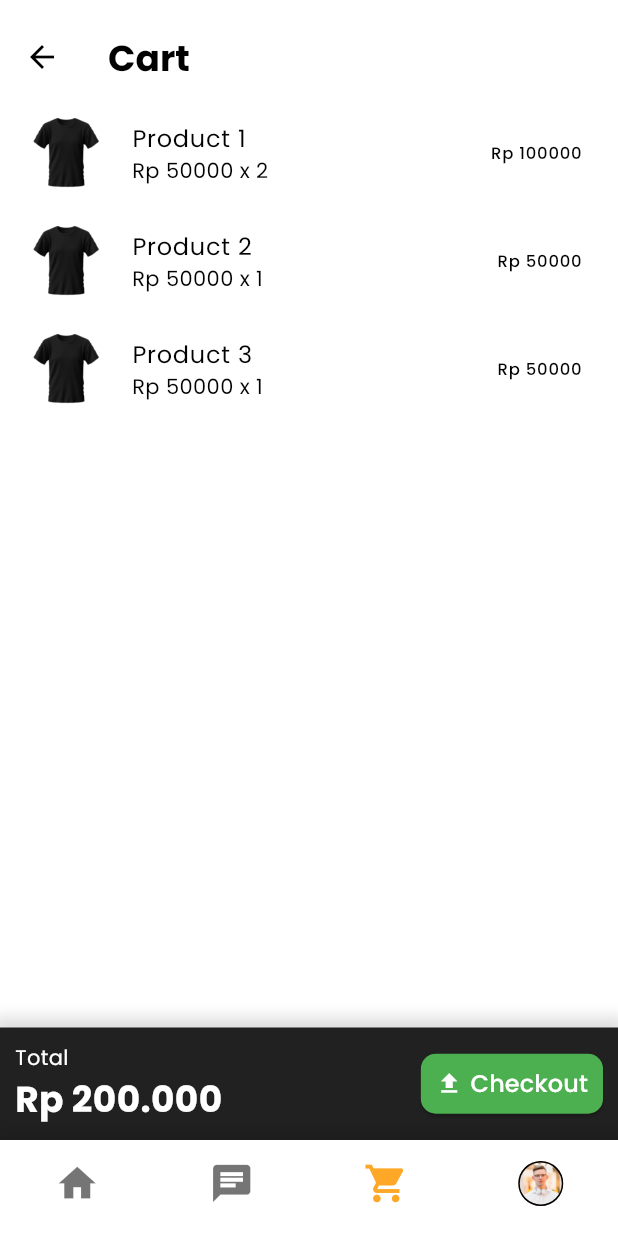
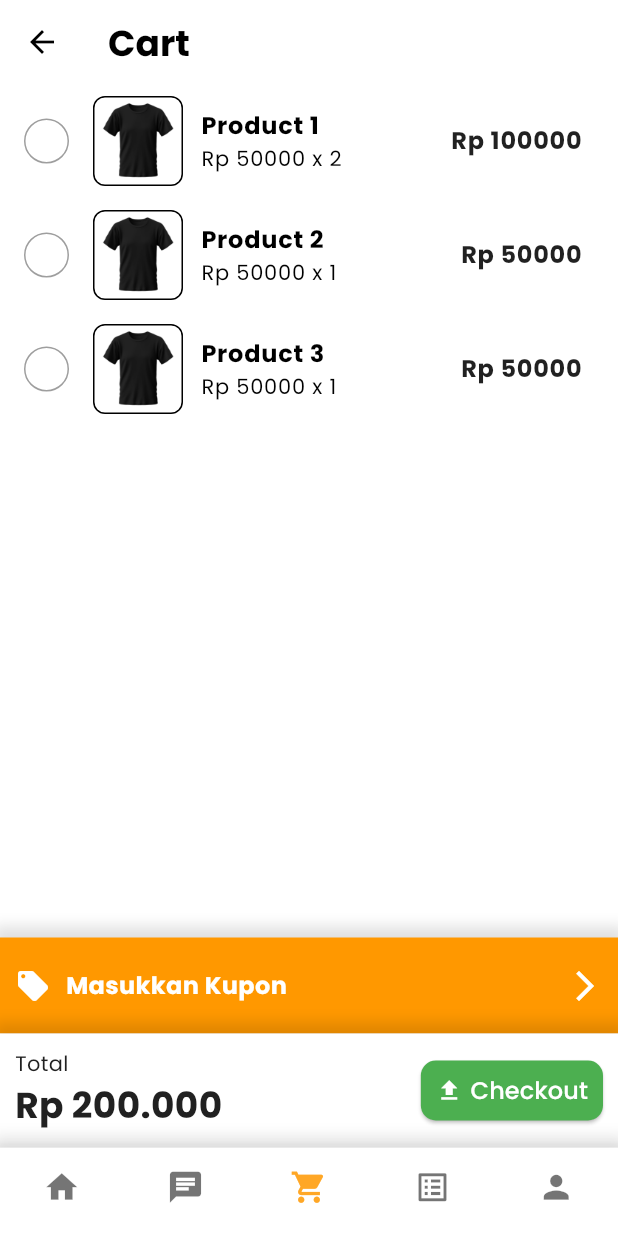
Before and after one commit to yahyapoernama/Ein-Ecommerce, a Flutter app: the HomeScreen screen opened by its route, swiped to page 3, on a phone screen of 412 x 824 dp. Run offline on Flutter 3.47's test engine with Material 3 defaults, Android fonts, the phone set to English and light mode, and no system bars; drawn by our look-alikes of roundcheckbox; our stand-ins replace dio, equatable, flutter_bloc, hive_flutter, liquid_pull_to_refresh, toastification; accounts and stored records are empty.

Commit message:
perf: Improve All Pages and Add Transaction Page

```diff
--- /dev/null
+++ b/lib/blocs/transaction_bloc/transaction_bloc.dart
@@ -0,0 +1,13 @@
+import 'package:flutter_bloc/flutter_bloc.dart';
+import 'package:equatable/equatable.dart';
+
+part 'transaction_event.dart';
+part 'transaction_state.dart';
+
+class TransactionBloc extends Bloc<TransactionEvent, TransactionState> {
+  TransactionBloc() : super(TransactionInitial()) {
+    on<TransactionEvent>((event, emit) {
+
+    });
+  }
+}
--- /dev/null
+++ b/lib/blocs/transaction_bloc/transaction_event.dart
@@ -0,0 +1,8 @@
+part of 'transaction_bloc.dart';
+
+sealed class TransactionEvent extends Equatable {
+  const TransactionEvent();
+
+  @override
+  List<Object> get props => [];
+}
--- /dev/null
+++ b/lib/blocs/transaction_bloc/transaction_state.dart
@@ -0,0 +1,18 @@
+part of 'transaction_bloc.dart';
+
+sealed class TransactionState extends Equatable {
+  const TransactionState();
+
+  @override
+  List<Object> get props => [];
+}
+
+final class TransactionInitial extends TransactionState {}
+
+class TransactionLoading extends TransactionState {}
+
+class TransactionLoaded extends TransactionState {}
+
+class TransactionSuccess extends TransactionState {}
+
+class TransactionFailure extends TransactionState {}
--- a/lib/screens/cart_screen.dart
+++ b/lib/screens/cart_screen.dart
@@ -1,4 +1,5 @@
 import 'package:flutter/material.dart';
+import 'package:roundcheckbox/roundcheckbox.dart';
 
 class CartPage extends StatefulWidget {
   const CartPage({super.key});
@@ -7,9 +8,13 @@ class CartPage extends StatefulWidget {
   State<CartPage> createState() => _CartPageState();
 }
 
-class _CartPageState extends State<CartPage> {
+class _CartPageState extends State<CartPage> with AutomaticKeepAliveClientMixin {
+  @override
+  bool get wantKeepAlive => true;
+
   @override
   Widget build(BuildContext context) {
+    super.build(context);
     return Scaffold(
       appBar: AppBar(
         title: const Text(
@@ -55,10 +60,54 @@ class CartItems extends StatelessWidget {
       itemBuilder: (context, index) {
         final item = cartItems[index];
         return ListTile(
-          leading: Image.asset('assets/images/dashboard/shirt1.webp'),
-          title: Text(item['name']),
-          subtitle: Text('Rp ${item['price']} x ${item['quantity']}'),
-          trailing: Text('Rp ${item['price'] * item['quantity']}'),
+          leading: RoundCheckBox(
+            animationDuration: const Duration(milliseconds: 100),
+            checkedColor: Colors.grey[900],
+            size: 30,
+            onTap: (value) {},
+          ),
+          title: Row(
+            children: [
+              Container(
+                width: 60,
+                height: 60,
+                decoration: BoxDecoration(
+                  borderRadius: BorderRadius.circular(8),
+                  border: Border.all(color: Colors.black),
+                  image: const DecorationImage(
+                    image: AssetImage(
+                      'assets/images/dashboard/shirt1.webp',
+                    ),
+                    fit: BoxFit.cover,
+                  ),
+                ),
+              ),
+              const SizedBox(width: 12),
+              Column(
+                crossAxisAlignment: CrossAxisAlignment.start,
+                children: [
+                  Text(
+                    item['name'],
+                    style: const TextStyle(fontWeight: FontWeight.bold),
+                  ),
+                  Text(
+                    'Rp ${item['price']} x ${item['quantity']}',
+                    style: const TextStyle(
+                      fontSize: 14,
+                    ),
+                  ),
+                ],
+              ),
+            ],
+          ),
+          trailing: Text(
+            'Rp ${item['price'] * item['quantity']}',
+            style: TextStyle(
+              fontSize: 16,
+              fontWeight: FontWeight.bold,
+              color: Colors.grey[900],
+            ),
+          ),
         );
       },
     );
@@ -70,12 +119,53 @@ class CheckoutSection extends StatelessWidget {
 
   @override
   Widget build(BuildContext context) {
-    return Container(
+    return SizedBox(
+      height: 140,
+      child: Column(
+        children: [
+          Container(
+            width: double.infinity,
+            padding: const EdgeInsets.symmetric(horizontal: 10.0, vertical: 20.0),
+            decoration: const BoxDecoration(
+              color: Colors.orange,
+              boxShadow: [
+                BoxShadow(
+                  color: Colors.black12,
+                  spreadRadius: 5,
+                  blurRadius: 7,
+                  offset: Offset(0, -3), // Shadow ke atas
+                ),
+              ],
+            ),
+            child: const Row(
+              children: [
+                Icon(
+                  Icons.local_offer,
+                  color: Colors.white,
+                ),
+                SizedBox(width: 10),
+                Text(
+                  'Masukkan Kupon',
+                  style: TextStyle(
+                    fontSize: 16,
+                    fontWeight: FontWeight.bold,
+                    color: Colors.white,
+                  ),
+                ),
+                Spacer(),
+                Icon(
+                  Icons.arrow_forward_ios,
+                  color: Colors.white,
+                ),
+              ],
+            ),
+          ),
+          Expanded(
+            child: Container(
               padding: const EdgeInsets.all(10.0),
-      height: 75,
-      decoration: BoxDecoration(
-        color: Colors.grey[900],
-        boxShadow: const [
+              decoration: const BoxDecoration(
+                color: Colors.white,
+                boxShadow: [
                   BoxShadow(
                     color: Colors.black12,
                     spreadRadius: 5,
@@ -87,14 +177,14 @@ class CheckoutSection extends StatelessWidget {
               child: Row(
                 mainAxisAlignment: MainAxisAlignment.spaceBetween,
                 children: [
-          const Column(
+                  Column(
                     crossAxisAlignment: CrossAxisAlignment.start,
                     children: [
                       Text(
                         'Total',
                         style: TextStyle(
                           fontSize: 14,
-                  color: Colors.white,
+                          color: Colors.grey[900],
                         ),
                       ),
                       Expanded(
@@ -103,7 +193,7 @@ class CheckoutSection extends StatelessWidget {
                           style: TextStyle(
                             fontSize: 24,
                             fontWeight: FontWeight.bold,
-                    color: Colors.white,
+                            color: Colors.grey[900],
                           ),
                         ),
                       ),
@@ -136,6 +226,10 @@ class CheckoutSection extends StatelessWidget {
                   ),
                 ],
               ),
+            ),
+          ),
+        ],
+      ),
     );
   }
 }
--- a/lib/screens/home_screen.dart
+++ b/lib/screens/home_screen.dart
@@ -2,6 +2,7 @@ import 'package:ein_ecommerce/screens/cart_screen.dart';
 import 'package:ein_ecommerce/screens/chat_screen.dart';
 import 'package:ein_ecommerce/screens/dashboard_screen.dart';
 import 'package:ein_ecommerce/screens/setting_screen.dart';
+import 'package:ein_ecommerce/screens/transaction_screen.dart';
 import 'package:flutter/material.dart';
 
 class HomeScreen extends StatefulWidget {
@@ -11,21 +12,22 @@ class HomeScreen extends StatefulWidget {
   State<HomeScreen> createState() => _HomeScreenState();
 }
 
-class _HomeScreenState extends State<HomeScreen> {
+class _HomeScreenState extends State<HomeScreen> with SingleTickerProviderStateMixin {
   int _selectedIndex = 0;
-  final PageController _pageController = PageController();
+  final PageController _pageController = PageController(initialPage: 0);
 
   void _onItemTapped(int index) {
     setState(() {
       _selectedIndex = index;
     });
-    _pageController.animateToPage(index, duration: const Duration(milliseconds: 300), curve: Curves.easeInOut);
+    _pageController.jumpToPage(index);
+    // _pageController.animateToPage(index, duration: const Duration(milliseconds: 800), curve: Curves.easeInOut);
   }
 
   @override
   Widget build(BuildContext context) {
     return Scaffold(
-      appBar: PreferredSize(preferredSize: const Size.fromHeight(10), child: Container()),
+      appBar: PreferredSize(preferredSize: const Size.fromHeight(0), child: Container()),
       body: SafeArea(
         child: PageView(
           controller: _pageController,
@@ -38,13 +40,13 @@ class _HomeScreenState extends State<HomeScreen> {
             DashboardPage(),
             ChatPage(),
             CartPage(),
+            TransactionPage(),
             SettingPage(),
           ],
         ),
       ),
       bottomNavigationBar: Container(
         decoration: BoxDecoration(
-          color: Colors.white,
           boxShadow: [
             BoxShadow(
               color: Colors.black.withOpacity(0.1),
@@ -60,37 +62,30 @@ class _HomeScreenState extends State<HomeScreen> {
           type: BottomNavigationBarType.fixed,
           showSelectedLabels: false, // Sembunyikan label saat item dipilih
           showUnselectedLabels: false, // Sembunyikan label saat item tidak dipilih
-          iconSize: 30,
+          iconSize: 25,
           currentIndex: _selectedIndex,
           onTap: _onItemTapped,
-          items: <BottomNavigationBarItem>[
-            const BottomNavigationBarItem(
+          items: const <BottomNavigationBarItem>[
+            BottomNavigationBarItem(
               icon: Icon(Icons.home),
               label: 'Home',
             ),
-            const BottomNavigationBarItem(
+            BottomNavigationBarItem(
               icon: Icon(Icons.chat),
               label: 'Chat',
             ),
-            const BottomNavigationBarItem(
+            BottomNavigationBarItem(
               icon: Icon(Icons.shopping_cart),
               label: 'Cart',
             ),
             BottomNavigationBarItem(
-            icon: Container(
-              width: 30,
-              height: 30,
-              decoration: BoxDecoration(
-                shape: BoxShape.circle,
-                border: Border.all(color: Colors.black, width: 1),
-                image: const DecorationImage(
-                  image: AssetImage('assets/images/sample/profile1.webp'), // Ganti dengan path ke image asset Anda
-                  fit: BoxFit.cover,
-                ),
-              ),
+              icon: Icon(Icons.list_alt),
+              label: 'Transaction',
             ),
-            label: 'Settings',
-          ),
+            BottomNavigationBarItem(
+              icon: Icon(Icons.person),
+              label: 'Account',
+            ),
           ],
         ),
       ),
```
Also changed, not shown: lib/screens/chat_screen.dart (+18 -7 lines), lib/screens/setting_screen.dart (+16 -8 lines), lib/screens/transaction_screen.dart (added, +133 -0 lines). Lines whose indentation alone changed are shown as unchanged.
